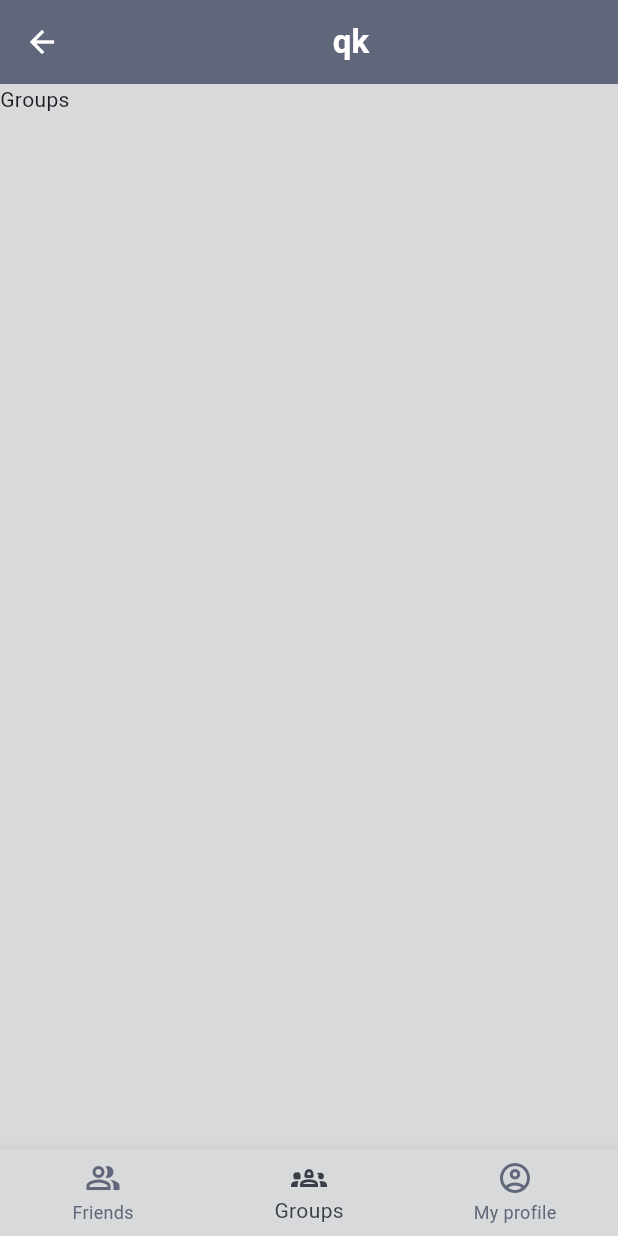
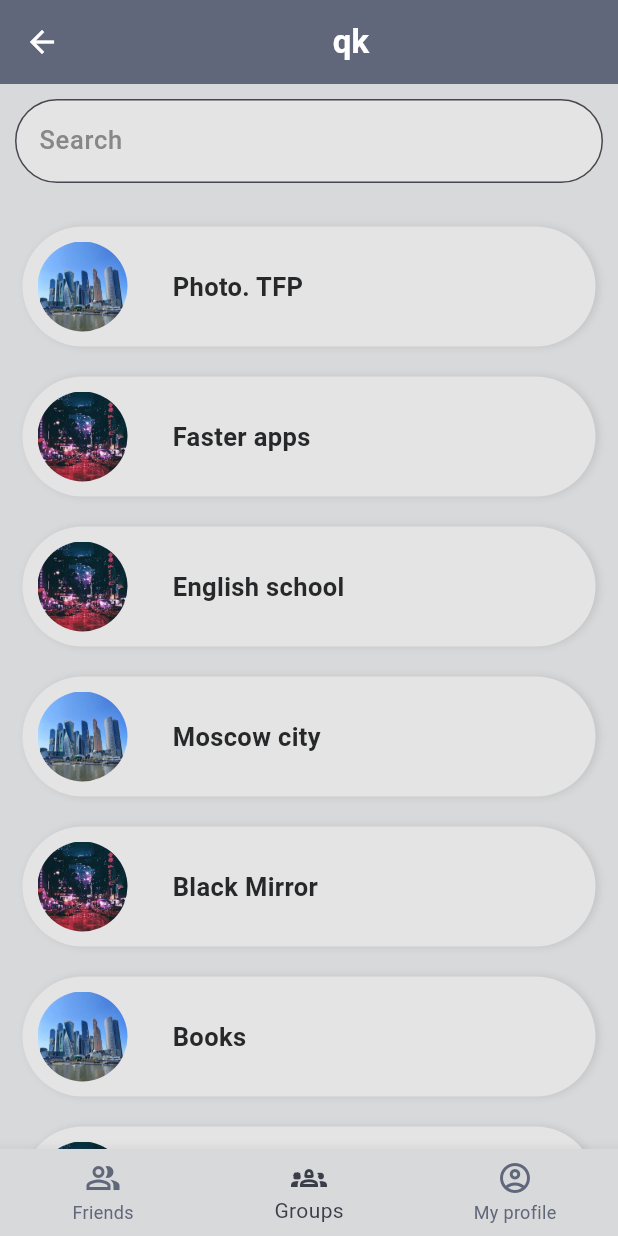
Before and after one commit to nodleSsh/quoks, a Flutter app: the MainScreeWidget screen opened by its route, item 2 of the bottom bar chosen, on a phone screen of 412 x 824 dp. Run offline on Flutter 3.47's test engine with Material 3 defaults, Android fonts, the phone set to English and light mode, and no system bars.

Commit message:
create main groups and text-style and optimisation code

```diff
--- a/lib/resources/app_images.dart
+++ b/lib/resources/app_images.dart
@@ -6,4 +6,6 @@ class AppImages {
   static const String avatar = 'images/avatar.jpg';
   static const String chat = 'images/chat.png';
   static const String friend1 = 'images/friend1.jpg';
+  static const String city = 'images/city.jpg';
+  static const String city2 = 'images/city2.jpg';
 }
--- /dev/null
+++ b/lib/widgets/auth/main_screen/main_screen_groups.dart
@@ -0,0 +1,187 @@
+import 'package:flutter/material.dart';
+import 'package:social_vk/resources/resources.dart';
+
+class MyGroups {
+  final String id;
+  final String groupAvatar;
+  final String groupsName;
+  MyGroups(
+      {required this.id, required this.groupAvatar, required this.groupsName});
+}
+
+class MainScreenGroups extends StatefulWidget {
+  const MainScreenGroups({super.key});
+
+  @override
+  State<MainScreenGroups> createState() => _MainScreenGroupsState();
+}
+
+class _MainScreenGroupsState extends State<MainScreenGroups> {
+  final _groups = [
+    MyGroups(
+      id: '1',
+      groupAvatar: AppImages.city2,
+      groupsName: 'Photo. TFP',
+    ),
+    MyGroups(
+      id: '2',
+      groupAvatar: AppImages.city,
+      groupsName: 'Faster apps',
+    ),
+    MyGroups(
+      id: '3',
+      groupAvatar: AppImages.city,
+      groupsName: 'English school',
+    ),
+    MyGroups(
+      id: '4',
+      groupAvatar: AppImages.city2,
+      groupsName: 'Moscow city',
+    ),
+    MyGroups(
+      id: '5',
+      groupAvatar: AppImages.city,
+      groupsName: 'Black Mirror',
+    ),
+    MyGroups(
+      id: '6',
+      groupAvatar: AppImages.city2,
+      groupsName: 'Books',
+    ),
+    MyGroups(
+      id: '7',
+      groupAvatar: AppImages.city,
+      groupsName: 'Yes or no',
+    ),
+  ];
+
+  var _filterGroups = <MyGroups>[];
+
+  final _searchController = TextEditingController();
+
+  void _searchGroups() {
+    final value = _searchController.text;
+    if (value.isNotEmpty) {
+      _filterGroups = _groups.where((MyGroups groups) {
+        return groups.groupsName.toLowerCase().contains(value.toLowerCase());
+      }).toList();
+    } else {
+      _filterGroups = _groups;
+    }
+    setState(() {});
+  }
+
+  @override
+  void initState() {
+    super.initState();
+    _filterGroups = _groups;
+    _searchController.addListener(_searchGroups);
+  }
+
+  @override
+  Widget build(BuildContext context) {
+    return Stack(
+      children: [
+        ListView.builder(
+          padding: const EdgeInsets.only(top: 85),
+          keyboardDismissBehavior: ScrollViewKeyboardDismissBehavior.onDrag,
+          itemCount: _filterGroups.length,
+          itemExtent: 100,
+          itemBuilder: (BuildContext context, int index) {
+            final groups = _groups[index];
+            return Padding(
+              padding: const EdgeInsets.symmetric(horizontal: 15, vertical: 10),
+              child: Stack(
+                children: [
+                  Container(
+                    child: Column(
+                      children: [
+                        DecoratedBox(
+                          decoration: BoxDecoration(
+                            borderRadius: BorderRadius.circular(50),
+                            color: const Color.fromARGB(255, 228, 228, 228),
+                            boxShadow: [
+                              BoxShadow(
+                                  color: Colors.black.withOpacity(0.1),
+                                  blurRadius: 4,
+                                  offset: const Offset(2, 0))
+                            ],
+                          ),
+                          child: Padding(
+                            padding: const EdgeInsets.symmetric(
+                                horizontal: 10, vertical: 10),
+                            child: Row(
+                              mainAxisAlignment: MainAxisAlignment.spaceBetween,
+                              crossAxisAlignment: CrossAxisAlignment.center,
+                              children: [
+                                Row(
+                                  children: [
+                                    CircleAvatar(
+                                      radius: 30,
+                                      backgroundImage:
+                                          AssetImage(groups.groupAvatar),
+                                    ),
+                                    const SizedBox(
+                                      width: 30,
+                                    ),
+                                    Column(
+                                      crossAxisAlignment:
+                                          CrossAxisAlignment.start,
+                                      children: [
+                                        Text(
+                                          groups.groupsName,
+                                          style: const TextStyle(
+                                            fontSize: 17,
+                                            fontWeight: FontWeight.w600,
+                                            color: Color(0xFF272829),
+                                          ),
+                                          maxLines: 1,
+                                          overflow: TextOverflow.ellipsis,
+                                        ),
+                                      ],
+                                    ),
+                                  ],
+                                ),
+                              ],
+                            ),
+                          ),
+                        ),
+                      ],
+                    ),
+                  ),
+                ],
+              ),
+            );
+          },
+        ),
+        Padding(
+          padding:
+              const EdgeInsets.only(top: 10, left: 10, right: 10, bottom: 5),
+          child: TextField(
+            controller: _searchController,
+            decoration: InputDecoration(
+              labelText: 'Search',
+              labelStyle: const TextStyle(
+                color: Color.fromARGB(255, 135, 135, 135),
+                fontSize: 17,
+                fontWeight: FontWeight.w500,
+              ),
+              filled: true,
+              fillColor: const Color.fromARGB(255, 228, 228, 228),
+              border: OutlineInputBorder(
+                borderRadius: BorderRadius.circular(50),
+              ),
+              focusedBorder: OutlineInputBorder(
+                borderRadius: BorderRadius.circular(50),
+                borderSide: const BorderSide(
+                  color: Color.fromARGB(255, 87, 87, 125),
+                  width: 2,
+                ),
+              ),
+            ),
+          ),
+        ),
+      ],
+    );
+  }
+}
--- a/lib/widgets/auth/main_screen/main_screen_widget.dart
+++ b/lib/widgets/auth/main_screen/main_screen_widget.dart
@@ -1,5 +1,6 @@
 import 'package:flutter/material.dart';
 import 'package:social_vk/widgets/auth/friends_list/friends_list_widget.dart';
+import 'package:social_vk/widgets/auth/main_screen/main_screen_groups.dart';
 import 'package:social_vk/widgets/auth/main_screen/main_screen_profile.dart';
 
 class MainScreeWidget extends StatefulWidget {
@@ -42,9 +43,7 @@ class _MainScreeWidgetState extends State<MainScreeWidget> {
         index: _currentIndex,
         children: const [
           FriendsListWidgets(),
-          Text(
-            'Groups',
-          ),
+          MainScreenGroups(),
           MainScreenProfile(),
         ],
       ),
```
Also changed, not shown: lib/style/text_style.dart (added, +31 -0 lines), lib/widgets/auth/auth_widget.dart (+32 -64 lines), lib/widgets/auth/friend_details/friend_details_info_widget.dart (+45 -61 lines), lib/widgets/auth/friends_list/friends_list_widget.dart (+2 -6 lines), lib/widgets/auth/main_screen/main_screen_profile.dart (+90 -0 lines), images/city.jpg (added), images/city2.jpg (added).
